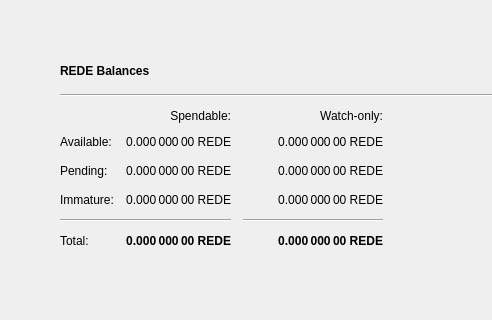
Old version of the form src/qt/forms/overviewpage.ui in the repository shahepay/shahepay; both pictures show x 0 to 492 and y 0 to 320 of the 1343 by 759 pixel window.
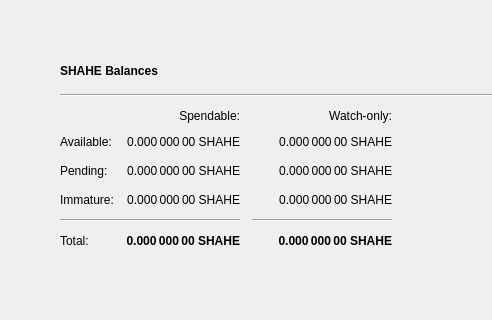
New version of the form. Icons and pictures are not drawn.

What changed in the file:
```diff
--- a/src/qt/forms/overviewpage.ui
+++ b/src/qt/forms/overviewpage.ui
@@ -94,7 +94,7 @@
                  </font>
                 </property>
                 <property name="text">
-                 <string>REDE Balances</string>
+                 <string>SHAHE Balances</string>
                 </property>
                </widget>
               </item>
@@ -173,7 +173,7 @@
                  <string>Mined balance in watch-only addresses that has not yet matured</string>
                 </property>
                 <property name="text">
-                 <string notr="true">0.000 000 00 REDE</string>
+                 <string notr="true">0.000 000 00 SHAHE</string>
                 </property>
                 <property name="alignment">
                  <set>Qt::AlignRight|Qt::AlignTrailing|Qt::AlignVCenter</set>
@@ -218,7 +218,7 @@
                  <string>Your current balance in watch-only addresses</string>
                 </property>
                 <property name="text">
-                 <string notr="true">0.000 000 00 REDE</string>
+                 <string notr="true">0.000 000 00 SHAHE</string>
                 </property>
                 <property name="alignment">
                  <set>Qt::AlignRight|Qt::AlignTrailing|Qt::AlignVCenter</set>
@@ -243,7 +243,7 @@
                  <string>Total of transactions that have yet to be confirmed, and do not yet count toward the spendable balance</string>
                 </property>
                 <property name="text">
-                 <string notr="true">0.000 000 00 REDE</string>
+                 <string notr="true">0.000 000 00 SHAHE</string>
                 </property>
                 <property name="alignment">
                  <set>Qt::AlignRight|Qt::AlignTrailing|Qt::AlignVCenter</set>
@@ -304,7 +304,7 @@
                  <string>Current total balance in watch-only addresses</string>
                 </property>
                 <property name="text">
-                 <string notr="true">0.000 000 00 REDE</string>
+                 <string notr="true">0.000 000 00 SHAHE</string>
                 </property>
                 <property name="alignment">
                  <set>Qt::AlignRight|Qt::AlignTrailing|Qt::AlignVCenter</set>
@@ -346,7 +346,7 @@
                  <string>Your current total balance</string>
                 </property>
                 <property name="text">
-                 <string notr="true">0.000 000 00 REDE</string>
+                 <string notr="true">0.000 000 00 SHAHE</string>
                 </property>
                 <property name="alignment">
                  <set>Qt::AlignRight|Qt::AlignTrailing|Qt::AlignVCenter</set>
@@ -371,7 +371,7 @@
                  <string>Your current spendable balance</string>
                 </property>
                 <property name="text">
-                 <string notr="true">0.000 000 00 REDE</string>
+                 <string notr="true">0.000 000 00 SHAHE</string>
                 </property>
                 <property name="alignment">
                  <set>Qt::AlignRight|Qt::AlignTrailing|Qt::AlignVCenter</set>
@@ -410,7 +410,7 @@
                  <string>Mined balance that has not yet matured</string>
                 </property>
                 <property name="text">
-                 <string notr="true">0.000 000 00 REDE</string>
+                 <string notr="true">0.000 000 00 SHAHE</string>
                 </property>
                 <property name="alignment">
                  <set>Qt::AlignRight|Qt::AlignTrailing|Qt::AlignVCenter</set>
@@ -435,7 +435,7 @@
                  <string>Unconfirmed transactions to watch-only addresses</string>
                 </property>
                 <property name="text">
-                 <string notr="true">0.000 000 00 REDE</string>
+                 <string notr="true">0.000 000 00 SHAHE</string>
                 </property>
                 <property name="alignment">
                  <set>Qt::AlignRight|Qt::AlignTrailing|Qt::AlignVCenter</set>
```
Left out of the diff: 6 changed lines with no effect on the pictures.
